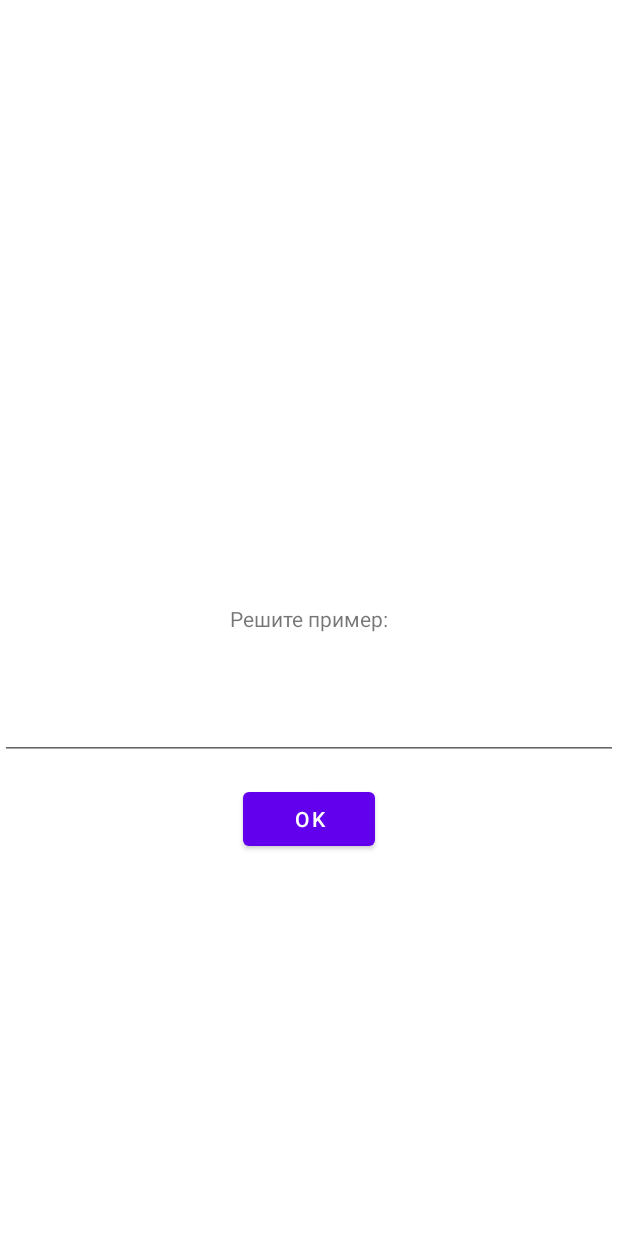
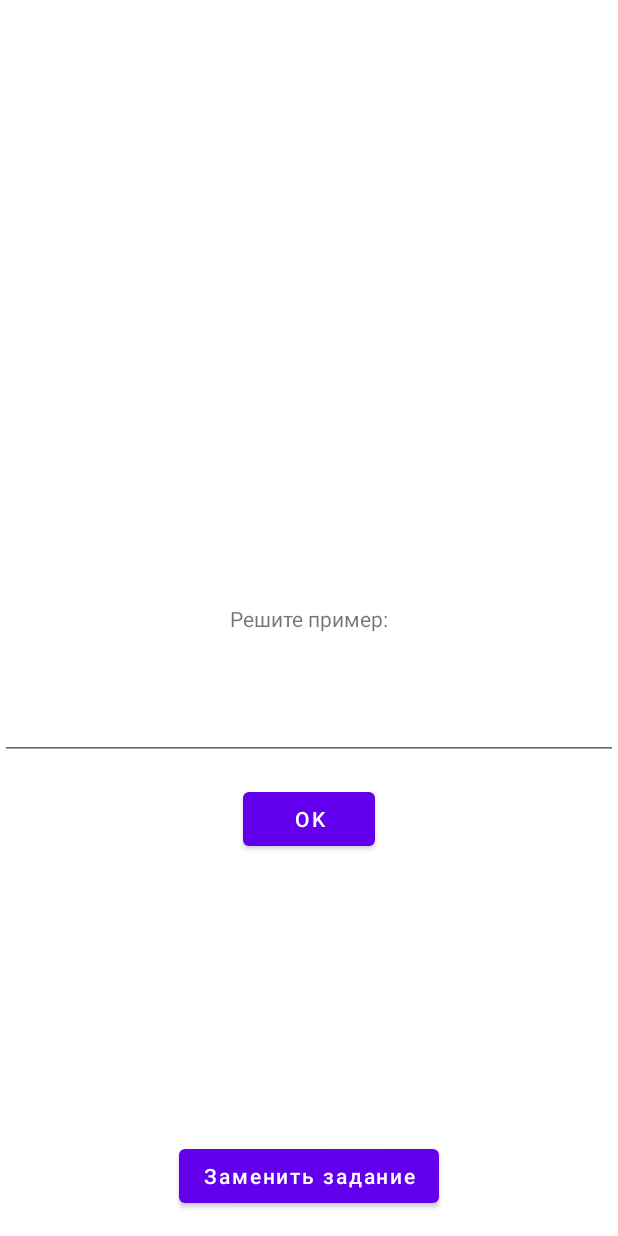
Before and after one commit to nZademidko/gameVerman, an Android app: the FirstGameFragment screen opened through its navigation route, on a phone screen of 412 x 824 dp. Run offline under Robolectric (Android 15) with nearby library versions, the phone set to English and light mode, and no system bars; our stand-ins replace Dagger/Hilt's generated code; libraries missing offline, so code that uses them is left out: com.redmadrobot.extensions; 5 statements that could not run were skipped.

Commit message:
s commit

```diff
--- a/app/src/main/java/ru/susu/scsusu/domain/usecases_impl/FirstGameUseCaseImpl.kt
+++ b/app/src/main/java/ru/susu/scsusu/domain/usecases_impl/FirstGameUseCaseImpl.kt
@@ -60,7 +60,7 @@ class FirstGameUseCaseImpl @Inject constructor() : FirstGameUseCase {
 
     private fun generateNumber(): Int {
         val number = when (difficulty) {
-            0 -> Random.nextInt(0, 10)
+            0 -> Random.nextInt(1, 10)
             1 -> Random.nextInt(1, 15)
             2 -> Random.nextInt(7, 20)
             3 -> Random.nextInt(-10, 20)
--- a/app/src/main/java/ru/susu/scsusu/presentation/first_game/FirstGameFragment.kt
+++ b/app/src/main/java/ru/susu/scsusu/presentation/first_game/FirstGameFragment.kt
@@ -1,11 +1,17 @@
 package ru.susu.scsusu.presentation.first_game
 
+import android.annotation.SuppressLint
+import android.os.CountDownTimer
 import android.widget.Toast
+import androidx.core.view.isVisible
 import androidx.fragment.app.viewModels
+import androidx.lifecycle.viewModelScope
 import androidx.navigation.fragment.navArgs
 import com.google.android.material.snackbar.Snackbar
 import com.redmadrobot.extensions.viewbinding.viewBinding
 import dagger.hilt.android.AndroidEntryPoint
+import kotlinx.coroutines.flow.MutableSharedFlow
+import kotlinx.coroutines.launch
 import ru.susu.scsusu.R
 import ru.susu.scsusu.databinding.FragmentGameFirstBinding
 import ru.susu.scsusu.extensions.navigate
@@ -18,10 +24,21 @@ class FirstGameFragment : BaseFragment(R.layout.fragment_game_first) {
     override val viewModel by viewModels<FirstGameViewModel>()
     private val binding by viewBinding<FragmentGameFirstBinding>()
     private val args by navArgs<FirstGameFragmentArgs>()
+    private var timer: CountDownTimer? = null
 
     override fun initView() {
+
+        startTimer(15000)
+
         binding.doneButton.setOnClickListener {
             viewModel.onButtonClicked(binding.answerField.text.toString())
+            startTimer(15000)
+        }
+        binding.refreshButton.setOnClickListener {
+            viewModel.viewState.value.level -= 1
+            viewModel.getNewProblem()
+            startTimer(15000)
+            it.isVisible = false
         }
     }
 
@@ -32,22 +49,46 @@ class FirstGameFragment : BaseFragment(R.layout.fragment_game_first) {
 
         observe(viewModel.isAnswerCorrectState) { state ->
             if (state == 1) {
-                Snackbar.make(requireView(), "Right!", Snackbar.LENGTH_SHORT).show()
+                Snackbar.make(requireView(), "Правильно!", Snackbar.LENGTH_SHORT).show()
                 viewModel.getNewProblem()
             } else if (state == -1) {
-                Snackbar.make(requireView(), "Not right!", Snackbar.LENGTH_SHORT).show()
+                Snackbar.make(requireView(), "Неправильно!", Snackbar.LENGTH_SHORT).show()
             }
         }
 
         observe(viewModel.navAction) { isCorrect ->
             if (isCorrect) {
                 Snackbar.make(requireView(), "Вам удалось!!!", Snackbar.LENGTH_LONG).show()
+                timer?.cancel()
                 navigate(FirstGameFragmentDirections.toGameScreen(args.resId))
             } else {
-                Snackbar.make(requireView(), "К сожалению вы проиграли", Snackbar.LENGTH_LONG)
+                Snackbar.make(requireView(), "К сожалению, Вы проиграли", Snackbar.LENGTH_LONG)
                     .show()
+                timer?.cancel()
                 navigate(FirstGameFragmentDirections.toPlots())
             }
         }
     }
+
+    private fun startTimer(timeMillis: Long) {
+        timer?.cancel()
+        timer = object : CountDownTimer(timeMillis, 1000) {
+            @SuppressLint("SetTextI18n")
+            override fun onTick(p0: Long) {
+                binding.timerText.text = "Осталось " + (p0 / 1000).toString() + " секунд"
+            }
+
+            override fun onFinish() {
+                Snackbar.make(requireView(), "К сожалению, Вы проиграли", Snackbar.LENGTH_LONG)
+                    .show()
+                timer?.cancel()
+                navigate(FirstGameFragmentDirections.toPlots())
+            }
+        }.start()
+    }
+
+    override fun onStop() {
+        super.onStop()
+        timer?.cancel()
+    }
 }
--- a/app/src/main/java/ru/susu/scsusu/presentation/first_game/FirstGameViewModel.kt
+++ b/app/src/main/java/ru/susu/scsusu/presentation/first_game/FirstGameViewModel.kt
@@ -21,7 +21,7 @@ class FirstGameViewModel @Inject constructor(
 
     private val args = FirstGameFragmentArgs.fromSavedStateHandle(savedStateHandle)
 
-    private val viewState =
+    val viewState =
         MutableStateFlow(FirstGameViewState(level = if (args.level >= 1) args.level else 1))
     val operationStringState = viewState.mapDistinct { it.operationString }
     val isAnswerCorrectState = viewState.mapDistinct { it.isAnswerCorrect }
--- a/app/src/main/java/ru/susu/scsusu/presentation/second_game/SecondGameFragment.kt
+++ b/app/src/main/java/ru/susu/scsusu/presentation/second_game/SecondGameFragment.kt
@@ -119,7 +119,7 @@ class SecondGameFragment : BaseFragment(R.layout.fragment_game_second) {
                 Snackbar.make(requireView(), "Вам удалось!!!", Snackbar.LENGTH_LONG).show()
                 navigate(SecondGameFragmentDirections.toGameScreen(args.resId))
             } else {
-                Snackbar.make(requireView(), "К сожалению вы проиграли", Snackbar.LENGTH_LONG)
+                Snackbar.make(requireView(), "К сожалению, Вы проиграли", Snackbar.LENGTH_LONG)
                     .show()
                 navigate(SecondGameFragmentDirections.toPlots())
             }
--- a/app/src/main/res/layout/fragment_game_first.xml
+++ b/app/src/main/res/layout/fragment_game_first.xml
@@ -6,6 +6,16 @@
     android:layout_height="match_parent"
     tools:context=".MainActivity">
 
+    <TextView
+        android:id="@+id/timerText"
+        android:layout_width="wrap_content"
+        android:layout_height="wrap_content"
+        app:layout_constraintBottom_toTopOf="@id/taskTV"
+        app:layout_constraintLeft_toLeftOf="parent"
+        app:layout_constraintRight_toRightOf="parent"
+        android:layout_margin="24dp"
+        android:textSize="24sp"
+        />
     <TextView
         android:id="@+id/taskTV"
         android:layout_width="wrap_content"
@@ -44,4 +54,16 @@
         app:layout_constraintStart_toStartOf="parent"
         app:layout_constraintTop_toBottomOf="@id/answerField"/>
 
+    <Button
+        android:id="@+id/refreshButton"
+        android:layout_width="wrap_content"
+        android:layout_height="wrap_content"
+        app:layout_constraintBottom_toBottomOf="parent"
+        app:layout_constraintStart_toStartOf="parent"
+        app:layout_constraintEnd_toEndOf="parent"
+        android:text="Заменить задание"
+        android:textAllCaps="false"
+        android:layout_margin="16dp"/>
+
+
 </androidx.constraintlayout.widget.ConstraintLayout>
--- a/app/src/main/res/layout/fragment_plots.xml
+++ b/app/src/main/res/layout/fragment_plots.xml
@@ -17,13 +17,13 @@
         android:id="@+id/btnPlotTwo"
         android:layout_width="match_parent"
         android:layout_height="wrap_content"
-        android:text="Сюжет 2" />
+        android:text="Сюжет 2 [Недоступно]" />
 
     <Button
         android:id="@+id/btnPlotThree"
         android:layout_width="match_parent"
         android:layout_height="wrap_content"
-        android:text="Сюжет 3" />
+        android:text="Сюжет 3 [Недоступно]" />
 
     <Button
         android:id="@+id/btnFinal"
--- a/app/src/main/res/layout/fragment_workout.xml
+++ b/app/src/main/res/layout/fragment_workout.xml
@@ -17,12 +17,13 @@
         android:id="@+id/btnSecondGame"
         android:layout_width="match_parent"
         android:layout_height="wrap_content"
-        android:text="Соединение пар чисел" />
+        android:text="Повторение последовательности" />
 
     <Button
         android:id="@+id/btnThirdGame"
         android:layout_width="match_parent"
         android:layout_height="wrap_content"
-        android:text="Повторение последовательности" />
+        android:text="Соединение пар чисел"
+        android:visibility="gone"/>
 
 </LinearLayout>
--- a/app/src/main/res/navigation/main_nav_graph.xml
+++ b/app/src/main/res/navigation/main_nav_graph.xml
@@ -57,7 +57,7 @@
         <action
             android:id="@+id/toPlots"
             app:destination="@id/plotsFragment"
-            app:popUpTo="@id/plotsFragment" />
+            app:popUpTo="@id/mainFragment" />
 
         <argument
             android:name="level"
@@ -88,7 +88,7 @@
         <action
             android:id="@+id/toPlots"
             app:destination="@id/plotsFragment"
-            app:popUpTo="@id/plotsFragment" />
+            app:popUpTo="@id/mainFragment" />
 
         <argument
             android:name="level"
@@ -119,7 +119,7 @@
         <action
             android:id="@+id/toPlots"
             app:destination="@+id/plotsFragment"
-            app:popUpTo="@id/plotsFragment" />
+            app:popUpTo="@id/mainFragment" />
 
         <action
             android:id="@+id/toFirstGame"
--- a/app/src/main/res/values/strings.xml
+++ b/app/src/main/res/values/strings.xml
@@ -75,7 +75,8 @@
 
 
 
-    <string name="button_0">Продолжить</string>
+    <string name="button_0">Продолжить.</string>
+    <string name="button_01">Продолжить. [Запускает мини-игру]</string>
     <string name="button_101">Отправились в отель, чтобы отдохнуть, прежде чем приступать к работе. </string>
     <string name="button_102">Отправились к офису SmartBuild, чтобы осмотреться.</string>
     <string name="button_103">Поужинать привычной едой</string>
```
Also changed, not shown: app/src/main/java/ru/susu/scsusu/domain/Data.kt (+26 -35 lines), 36 other files.
